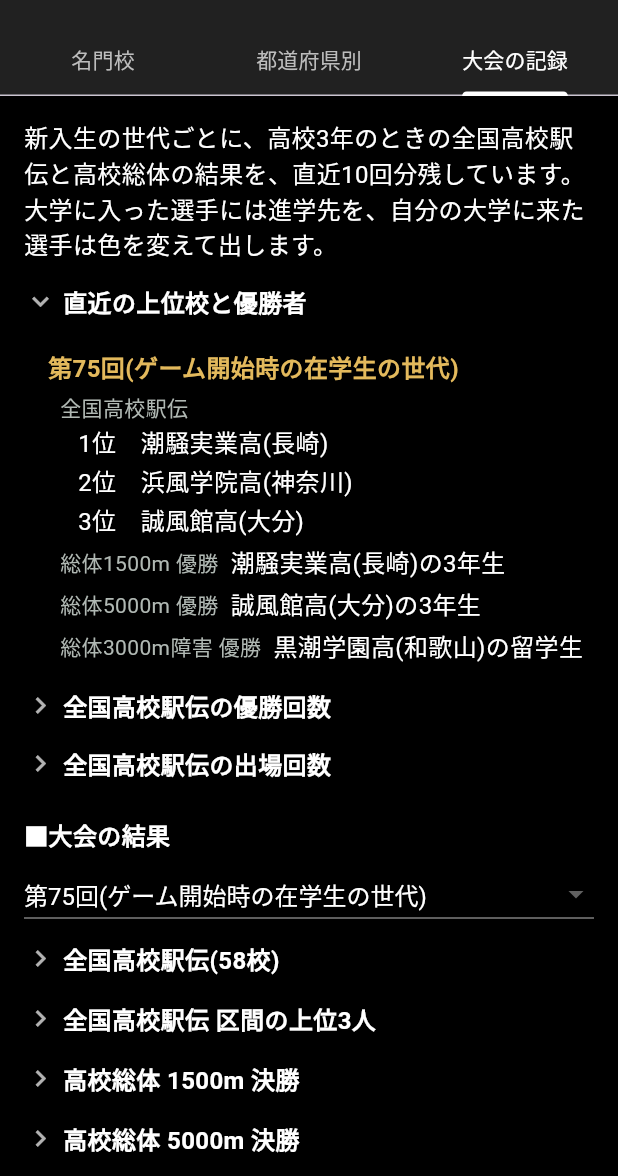
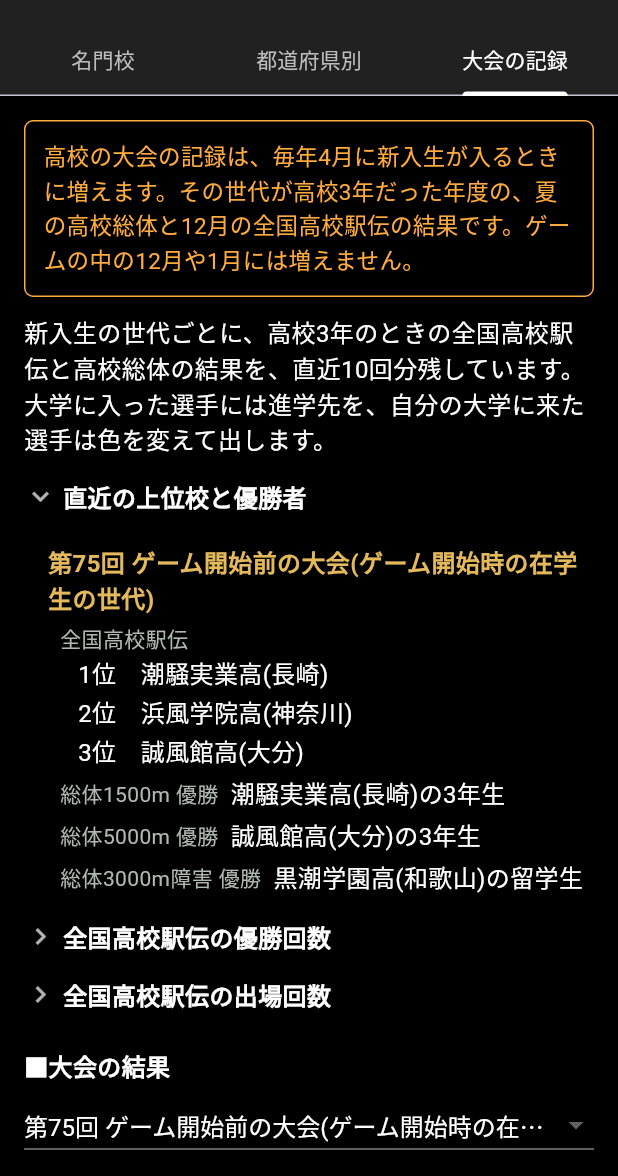
Before and after one commit to shin-tomura/ekidenss, a Flutter app: the ModalKoukouMeikan screen opened directly, tab 3 chosen, on a phone screen of 412 x 824 dp, the part 60-1236 px from its top. Run offline on Flutter 3.47's test engine with Material 3 defaults, Android fonts, the phone set to English and light mode, and no system bars; our stand-ins replace auto_size_text, csv, file_picker, fl_chart, hive, hive_flutter and 6 more; missing offline and left inert: mobile_scanner, two_dimensional_scrollables; accounts and stored records are empty.

Commit message:
1.9.5test: 高校名鑑に、高校の大会の記録と回数は毎年4月に増えることを書き、回の名前に大会の時期(○年12月)を出すようにした
Co-Authored-By: Claude Opus 5.5 <noreply@anthropic.com>
Claude-Session: https://claude.ai/code/session_01TSpKJJTSpr3pQ7R5vzL8EJ

```diff
--- a/ToDo.txt
+++ b/ToDo.txt
@@ -4,7 +4,7 @@
 ・新入生のスカウトの画面と、新入生の進学先の画面と、4月5日の新入生の画面に、出身校を出すようにした(スカウトの画面のカードと、4月5日の画面の新入生のトップ10と自分の大学の新入生には、高校時代の一番の実績も出す。出身校と実績は、名前より一段小さい字にした。4月5日の画面では、名前の行の下に、出身校と実績を同じ字下げで並べる)
 ・記事と実況で、出身校と高校時代の実績にも触れるようにした(選手の紹介の、出身地と趣味の一言の後ろに、出身校と高校時代の一番の実績を足した。駅伝の記事では、全国高校駅伝で活躍した1年生や、高校までほかの競技をしていた選手の経歴も書く。実況では、同じ高校の出身者が別々の大学から同じ区間を走ったとき、「高校の同期対決」や「母校の先輩と後輩」として伝える。高校の情報を表示しない設定のときは書かない。説明書にも書いた)
 ・大学に入る留学生の約半分にも、出身校と高校時代の実績を付けた(出身校は、名簿の留学生のいる高校のどれかで、名門の高校ほど選ばれやすい。その年は、その選手が高校の留学生として日本人の新入生と一緒に全国高校駅伝(2区か5区)と高校総体(5000mか3000m障害)を走り、高校での力は大学に入るときの力で決まる。残りの留学生は日本の高校に通っていないので、出身校は出ない。選手画面の出身は「?」のままで、その下に出る。記事や実況、4月5日の画面と新入生の進学先の画面にも、日本人の選手と同じように出る。今いる留学生にも、学年ごとに計算して付ける。説明書にも書いた)
-・説明画面の設定タブに「高校名鑑」を追加した(「名門校」「都道府県別」「大会の記録」の3つのタブ。名門校では、名門校ごとのタイプ(スピード型・駅伝型・起伏型)、留学生の有無、紹介文、集まりやすい選手の傾向、全国高校駅伝の出場回数と優勝回数を見られる。都道府県別では、全部の高校の名門度・タイプ・留学生の有無・出場回数・優勝回数を見られる。タイプは、新入生がどの高校に入るかに少し効く。大会の記録では、新入生の世代ごとに、高校3年のときの全国高校駅伝の全チームの順位とタイム、各区間の上位3人、高校総体3種目の決勝の結果を、直近10回分見られ、大学に入った選手には進学先が出る(自分の大学に来た選手は色が変わる)。全国高校駅伝の高校を開くと、走った選手と進学先も見られる(8位までは7人全員、9位以下は大学に入った選手だけ)。大会の記録は見出しごとに、都道府県別は地区ごとに折りたためる。全国高校駅伝の出場回数(連続出場も。大会の結果では「3年連続5回目」のように出る。地区代表での出場の回数も出る)と優勝回数も、記録を残し始めてから数え、出場回数と優勝回数の多い順の一覧も見られる。記録は1.9.5で初めて開いたときに在学中の4学年分が残り、そのあとは毎年4月に1回分ずつ増える。高校の情報を表示しない設定のときも開ける。説明書にも書いた)
+・説明画面の設定タブに「高校名鑑」を追加した(「名門校」「都道府県別」「大会の記録」の3つのタブ。名門校では、名門校ごとのタイプ(スピード型・駅伝型・起伏型)、留学生の有無、紹介文、集まりやすい選手の傾向、全国高校駅伝の出場回数と優勝回数を見られる。都道府県別では、全部の高校の名門度・タイプ・留学生の有無・出場回数・優勝回数を見られる。タイプは、新入生がどの高校に入るかに少し効く。大会の記録では、新入生の世代ごとに、高校3年のときの全国高校駅伝の全チームの順位とタイム、各区間の上位3人、高校総体3種目の決勝の結果を、直近10回分見られ、大学に入った選手には進学先が出る(自分の大学に来た選手は色が変わる)。全国高校駅伝の高校を開くと、走った選手と進学先も見られる(8位までは7人全員、9位以下は大学に入った選手だけ)。大会の記録は見出しごとに、都道府県別は地区ごとに折りたためる。全国高校駅伝の出場回数(連続出場も。大会の結果では「3年連続5回目」のように出る。地区代表での出場の回数も出る)と優勝回数も、記録を残し始めてから数え、出場回数と優勝回数の多い順の一覧も見られる。記録と回数は、毎年4月に新入生が入るときに、その世代が高校3年だった年度の大会(夏の高校総体と12月の全国高校駅伝)の結果として増える(ゲームの中の12月や1月には増えないことを、画面にも書いた。回の名前にも「第78回 2年12月」のように大会の時期を出す)。記録は1.9.5で初めて開いたときに在学中の4学年分が残り、そのあとは毎年4月に1回分ずつ増える。高校の情報を表示しない設定のときも開ける。説明書にも書いた)
 ・高校名鑑で、高校の名簿を編集できるようにした(「都道府県別」で高校を押すと、校名・都道府県・名門度・タイプ・留学生の有無・紹介文を変えられる。校名の変更は、今の選手の出身校にもそのまま出る。過去の大会の記録は、そのときの校名で出る。全国高校駅伝の出場回数と優勝回数は、校名を変えてもその高校に残り、編集の画面で0に戻すこともできる。名簿の高校が1校だけの都道府県では、その高校の都道府県は変えられない(名簿の高校がない都道府県ができないように)。都道府県・名門度・タイプ・留学生の変更は、次の新入生の計算から効き、今の選手の高校時代の実績は変わらない。高校の数は変えられない。すべての高校を元に戻すこともできる。新しいゲームを始めても、変えた名簿は残る。各種設定のQRコードには含めない。説明書にも書いた)
 ・駅伝の実況の最後の「次の○区へ」を充実させ、次の区間の持ちタイム上位5人の表を付けた(展望記事の「各区間」と同じく、区間の距離と特徴に合った種目で比べ、山の区間などでは、参考にほかの種目の持ちタイムも並べる。何位でたすきを受けるかも表に出し、自分の大学の選手が5人に入っていなければ最後の行に足す。本文には、区間記録・前回の区間賞・持ちタイム上位の顔ぶれ・補欠に温存していたエースの投入・首位争いと追い上げの読み・自分の大学と前後の大学の走者の比べを書き、解説者の型で見方が変わる。数字で語る解説者は、持ちタイムを区間の距離に直して差を比べる。正月駅伝の往路を終えたあとは、復路の当日変更で走る選手が変わることもあると添える。結果画面で読み直したときは、走る前の区間記録を出す。説明書にも書いた)
 ・駅伝の実況で、次の区間が最後の3区間のときに、シード権の行方をクローズアップするようにした(11月駅伝と正月駅伝。シード権のラインの前後2校ずつと、ラインから1分以内なら自分の大学も加えて、次の走者を持ちタイムで比べ、前回シード校が圏外にいることや、予選会から来た大学が圏内にいることにも触れる。アンカーの前は「最後の1枠へ」として、アンカーの因縁も書く。走者の表も付ける。差が大きいときは1文だけにする。正月駅伝の往路を終えたときも、シード圏の状況を1文で伝える。説明書にも書いた)
--- a/lib/kansuu/setsumeisho_text.dart
+++ b/lib/kansuu/setsumeisho_text.dart
@@ -200,6 +200,7 @@ const ShiyouSetsu _koukouJidai = ShiyouSetsu('出身校と高校時代', [
   '・設定タブの「高校名鑑」で、名門校の紹介と、都道府県ごとの一覧を見られます。',
   '　・「大会の記録」では、直近10回の全国高校駅伝と高校総体の結果を見られます。',
   '　・全国高校駅伝の出場回数(地区代表での出場も)と優勝回数も見られます。',
+  '　・記録と回数は、毎年4月に新入生が入るときに増えます(12月や1月ではありません)。',
   '　・「都道府県別」で高校を押すと、校名・都道府県・名門度などを変えられます。',
   '　・都道府県や名門度などの変更は、次の新入生の計算から効きます。',
   '　・過去の大会の記録は、そのときの校名で出ます。回数は改名後も残ります。',
--- a/lib/screens/Modal_koukouMeikan.dart
+++ b/lib/screens/Modal_koukouMeikan.dart
@@ -213,7 +213,8 @@ class _MeimonShoukai extends StatelessWidget {
       children: [
         Text(
           '全国高校駅伝の常連で、県外からも選手が集まる名門${meimon.length}校です。'
-          'タイプによって、入ってくる選手の傾向が変わります。',
+          'タイプによって、入ってくる選手の傾向が変わります。'
+          '出場回数と優勝回数は、毎年4月に新入生が入るときに増えます。',
           style: _honbun,
         ),
         const SizedBox(height: 12),
@@ -307,7 +308,7 @@ class _KenBetsu extends StatelessWidget {
     final List<Widget> l = [
       const Text(
         '名門度は名門・強豪・中堅・一般の4段階で、名門度が高い高校ほど、名前のない部員も強くなります。'
-        '出場回数と優勝回数は、記録を残し始めてからの回数です。',
+        '出場回数と優勝回数は、記録を残し始めてからの回数で、毎年4月に新入生が入るときに増えます。',
         style: _honbun,
       ),
       const SizedBox(height: 6),
@@ -746,9 +747,32 @@ class _TaikaiKirokuState extends State<_TaikaiKiroku> {
   }
 
   /// 回の名前(「第78回(3年入学の世代)」。年度に75を足した数を回にする)
+  /// 回の名前(「第78回 2年12月(3年入学の世代)」。年度に75を足した数を回にする。
+  /// 全国高校駅伝は、その世代が大学に入る前の年の12月。ゲーム開始前の大会は「ゲーム開始前の大会」)
   String _kaiMei(KoukouTaikaiKiroku k) {
     final String sedai = k.nyuugakuNendo >= 1 ? '${k.nyuugakuNendo}年入学の世代' : 'ゲーム開始時の在学生の世代';
-    return '第${k.nyuugakuNendo + 75}回($sedai)';
+    final int taikaiNen = k.nyuugakuNendo - 1;
+    final String jiki = taikaiNen >= 1 ? '$taikaiNen年12月' : 'ゲーム開始前の大会';
+    return '第${k.nyuugakuNendo + 75}回 $jiki($sedai)';
+  }
+
+  /// 記録がいつ増えるかの注釈(実在の大会は秋に予選、12月に全国なので、ゲームの中の12月や1月に
+  /// 増えると思われないように、目立つ枠で出す。1.9.5)
+  static Widget _jikiChuuki() {
+    return Container(
+      width: double.infinity,
+      padding: const EdgeInsets.all(12),
+      decoration: BoxDecoration(
+        border: Border.all(color: Colors.orangeAccent),
+        borderRadius: BorderRadius.circular(6),
+      ),
+      child: const Text(
+        '高校の大会の記録は、毎年4月に新入生が入るときに増えます。'
+        'その世代が高校3年だった年度の、夏の高校総体と12月の全国高校駅伝の結果です。'
+        'ゲームの中の12月や1月には増えません。',
+        style: TextStyle(color: Colors.orangeAccent, fontSize: HENSUU.fontsize_honbun - 1),
+      ),
+    );
   }
 
   /// 選手の今の大学(在学中で名前が合えば今の大学、そうでなければ保存したときの大学)
@@ -867,9 +891,11 @@ class _TaikaiKirokuState extends State<_TaikaiKiroku> {
     if (_kiroku.isEmpty) {
       return ListView(
         padding: const EdgeInsets.all(16),
-        children: const [
-          Text(
-            'まだ記録がありません。毎年4月に新入生が入るときに、その世代の全国高校駅伝と高校総体の結果が残ります(直近10回分)。',
+        children: [
+          _jikiChuuki(),
+          const SizedBox(height: 12),
+          const Text(
+            'まだ記録がありません。直近10回分まで残ります。',
             style: _honbun,
           ),
         ],
@@ -925,6 +951,8 @@ class _TaikaiKirokuState extends State<_TaikaiKiroku> {
       });
 
     final List<Widget> l = [
+      _jikiChuuki(),
+      const SizedBox(height: 12),
       const Text(
         '新入生の世代ごとに、高校3年のときの全国高校駅伝と高校総体の結果を、直近10回分残しています。'
         '大学に入った選手には進学先を、自分の大学に来た選手は色を変えて出します。',
```
